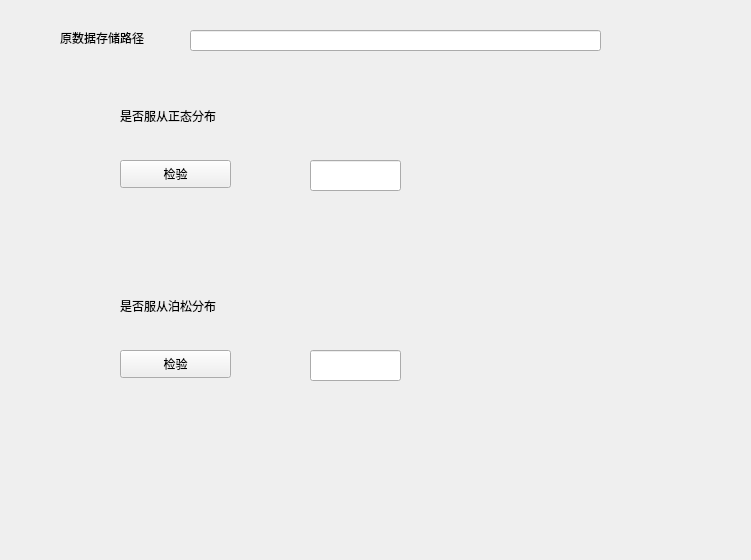
Qt form FenbuhanshuNihe.ui (chenxindaaa/MathematicalStatistics) before a commit.
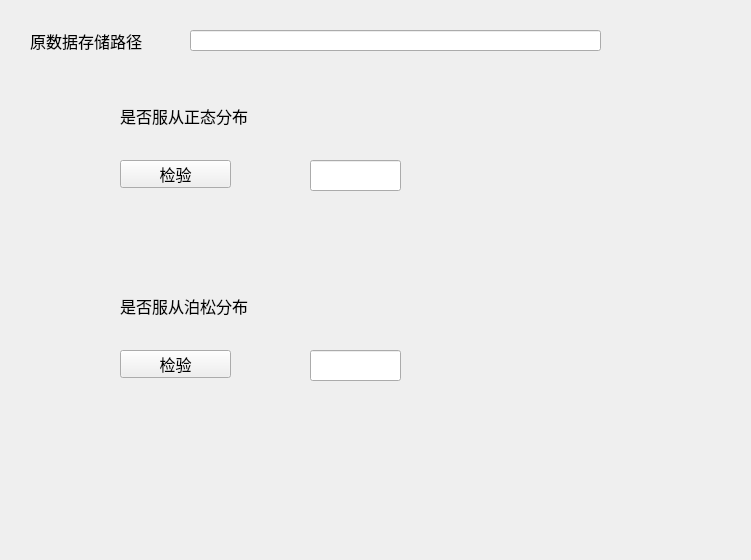
The same form after that commit.

```diff
--- a/FenbuhanshuNihe.ui
+++ b/FenbuhanshuNihe.ui
@@ -16,12 +16,18 @@
   <widget class="QLabel" name="label">
    <property name="geometry">
     <rect>
-     <x>60</x>
+     <x>30</x>
      <y>30</y>
-     <width>111</width>
-     <height>16</height>
+     <width>141</width>
+     <height>21</height>
     </rect>
    </property>
+   <property name="font">
+    <font>
+     <family>Agency FB</family>
+     <pointsize>12</pointsize>
+    </font>
+   </property>
    <property name="text">
     <string>原数据存储路径</string>
    </property>
@@ -54,6 +60,12 @@
       <height>28</height>
      </rect>
     </property>
+    <property name="font">
+     <font>
+      <family>Agency FB</family>
+      <pointsize>12</pointsize>
+     </font>
+    </property>
     <property name="text">
      <string>检验</string>
     </property>
@@ -63,10 +75,16 @@
      <rect>
       <x>60</x>
       <y>20</y>
-      <width>151</width>
+      <width>171</width>
       <height>31</height>
      </rect>
     </property>
+    <property name="font">
+     <font>
+      <family>Agency FB</family>
+      <pointsize>12</pointsize>
+     </font>
+    </property>
     <property name="text">
      <string>是否服从正态分布</string>
     </property>
@@ -100,6 +118,12 @@
       <height>28</height>
      </rect>
     </property>
+    <property name="font">
+     <font>
+      <family>Agency FB</family>
+      <pointsize>12</pointsize>
+     </font>
+    </property>
     <property name="text">
      <string>检验</string>
     </property>
@@ -109,10 +133,16 @@
      <rect>
       <x>60</x>
       <y>20</y>
-      <width>151</width>
+      <width>171</width>
       <height>31</height>
      </rect>
     </property>
+    <property name="font">
+     <font>
+      <family>Agency FB</family>
+      <pointsize>12</pointsize>
+     </font>
+    </property>
     <property name="text">
      <string>是否服从泊松分布</string>
     </property>
```
